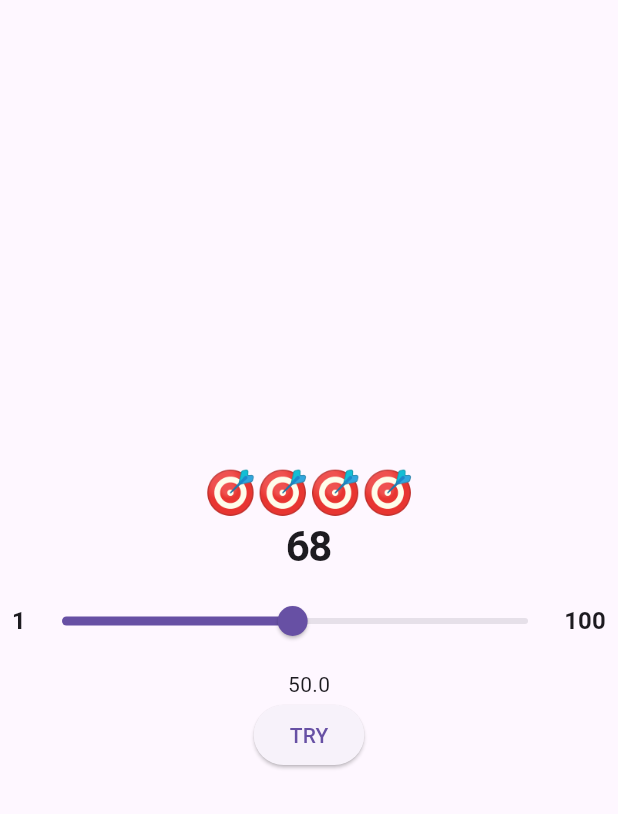
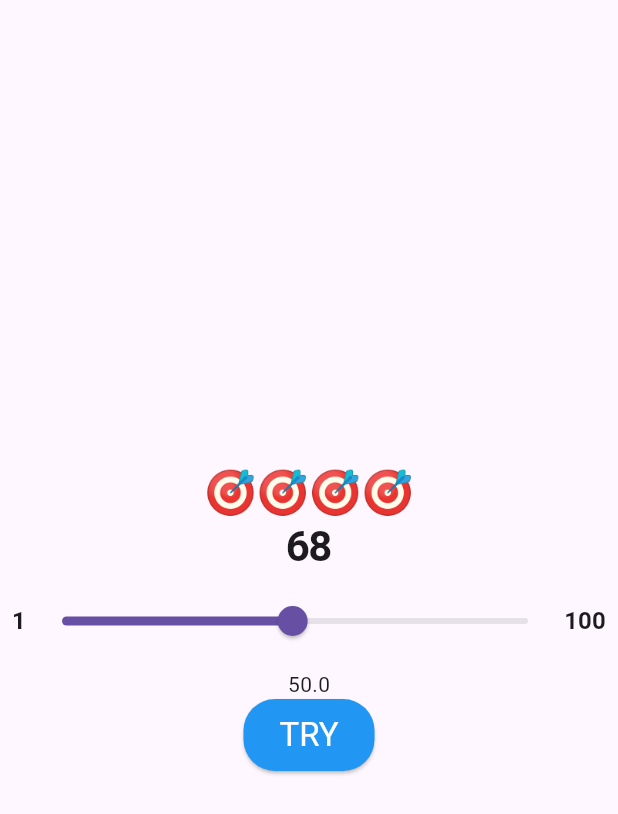
Before and after one commit to albertgarrido4/Challenge-First-Flutter-App-AlbertGarrido, a Flutter app: the screen it shows after launch, on a phone screen of 412 x 824 dp. Shown: the top 814 px of the screen. Run offline on Flutter 3.47's test engine with Material 3 defaults, Android fonts, the phone set to English and light mode, and no system bars.

```diff
--- a/lib/main.dart
+++ b/lib/main.dart
@@ -48,7 +48,15 @@ class _ContentViewState extends State<ContentView> {
             ),
           ),
           Text("$_value"),
-          ElevatedButton(onPressed: _onPressed, child: Text("TRY"))
+          ElevatedButton(
+            onPressed: _onPressed,
+            style: ElevatedButton.styleFrom(
+              minimumSize: const Size(48, 48),
+              backgroundColor: Colors.blue,
+              shape: RoundedRectangleBorder(borderRadius: BorderRadius.circular(21))
+            ),
+            child: Text("TRY", style: Theme.of(context).textTheme.titleLarge?.copyWith(color: Colors.white),),
+          )
         ],
       ),
     );
```
